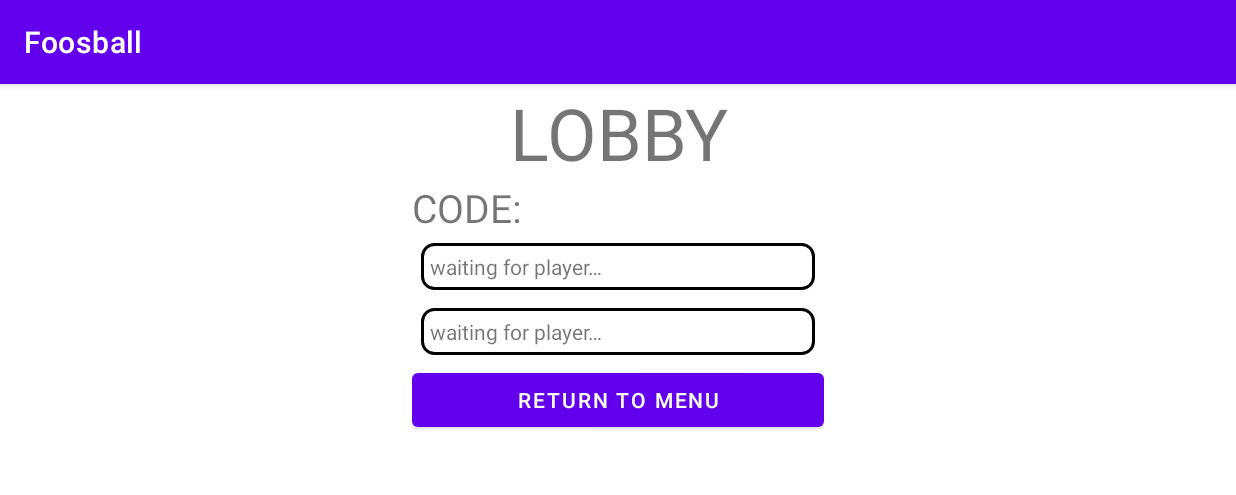
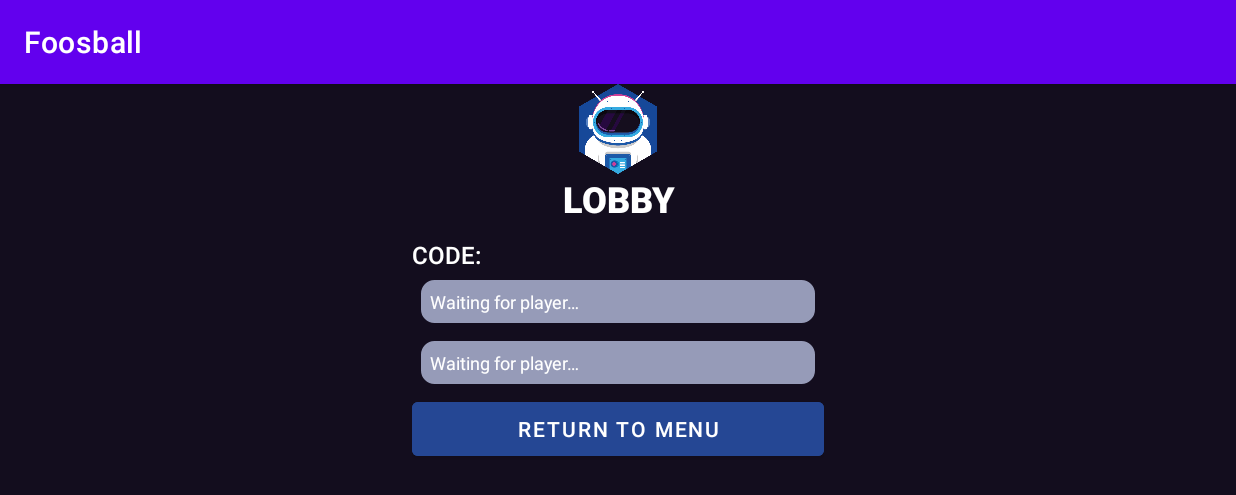
Before and after one commit to koonwen/Foosball, an Android app: the LobbyActivity screen opened directly, with no data from a screen before it, on a phone screen of 824 x 412 dp (held sideways). Shown: the top 495 px of the screen. Run offline under Robolectric (Android 15) with nearby library versions, the phone set to English and light mode, and no system bars; our stand-ins replace Firebase (no records; nobody signed in at launch, a user with empty details on screens opened directly); 2 statements that could not run were skipped.

Commit message:
Edit lobby styling and design

```diff
--- a/app/src/main/res/layout/activity_lobby.xml
+++ b/app/src/main/res/layout/activity_lobby.xml
@@ -1,8 +1,10 @@
 <?xml version="1.0" encoding="utf-8"?>
 <androidx.constraintlayout.widget.ConstraintLayout xmlns:android="http://schemas.android.com/apk/res/android"
+    xmlns:app="http://schemas.android.com/apk/res-auto"
     xmlns:tools="http://schemas.android.com/tools"
     android:layout_width="match_parent"
     android:layout_height="match_parent"
+    android:background="#130d1e"
     tools:context=".LobbyActivity">
 
     <LinearLayout
@@ -21,33 +23,49 @@
             android:layout_weight="1"
             android:orientation="vertical">
 
+            <ImageView
+                android:layout_width="match_parent"
+                android:layout_height="wrap_content"
+                android:adjustViewBounds="true"
+                android:maxWidth="60dp"
+                android:maxHeight="60dp"
+                android:scaleType="fitCenter"
+                android:src="@drawable/lobbymain" />
+
             <TextView
                 android:id="@+id/textView"
                 android:layout_width="match_parent"
                 android:layout_height="wrap_content"
+                android:fontFamily="sans-serif-black"
                 android:text="LOBBY"
                 android:textAlignment="center"
-                android:textSize="48sp" />
+                android:textColor="#FFFFFF"
+                android:textSize="24sp" />
 
             <LinearLayout
                 android:layout_width="wrap_content"
                 android:layout_height="wrap_content"
+                android:layout_marginTop="10dp"
                 android:orientation="horizontal">
 
                 <TextView
                     android:id="@+id/codeText"
                     android:layout_width="match_parent"
                     android:layout_height="wrap_content"
+                    android:fontFamily="sans-serif-medium"
                     android:text="CODE: "
-                    android:textSize="26dp" />
+                    android:textColor="#FFFFFF"
+                    android:textSize="16sp" />
 
                 <TextView
                     android:id="@+id/codeID"
                     android:layout_width="wrap_content"
                     android:layout_height="wrap_content"
                     android:layout_weight="1"
+                    android:fontFamily="sans-serif-medium"
                     android:text="TO_ADD"
-                    android:textSize="26dp" />
+                    android:textColor="#FFFFFF"
+                    android:textSize="16sp" />
 
             </LinearLayout>
 
@@ -57,8 +75,12 @@
                 android:layout_height="wrap_content"
                 android:layout_margin="6dp"
                 android:background="@drawable/border"
+                android:backgroundTint="#969BB8"
                 android:padding="6dp"
-                android:text="@string/placeholder_player_name" />
+                android:text="@string/placeholder_player_name"
+                android:textColor="#FFFFFF"
+                android:textSize="12sp"
+                app:drawableTint="#FFFFFF" />
 
             <TextView
                 android:id="@+id/player2Text"
@@ -66,20 +88,26 @@
                 android:layout_height="wrap_content"
                 android:layout_margin="6dp"
                 android:background="@drawable/border"
+                android:backgroundTint="#969BB8"
                 android:padding="6dp"
-                android:text="@string/placeholder_player_name" />
+                android:text="@string/placeholder_player_name"
+                android:textColor="#FFFFFF"
+                android:textSize="12sp"
+                app:drawableTint="#FFFFFF" />
 
             <Button
                 android:id="@+id/returnMenu"
                 android:layout_width="match_parent"
                 android:layout_height="wrap_content"
+                android:backgroundTint="#254794"
                 android:text="RETURN TO MENU" />
 
             <Button
                 android:id="@+id/startGame"
                 android:layout_width="match_parent"
                 android:layout_height="wrap_content"
-                android:text="Start Game" />
+                android:backgroundTint="#254794"
+                android:text="START GAME" />
 
         </LinearLayout>
 
--- a/app/src/main/res/values/strings.xml
+++ b/app/src/main/res/values/strings.xml
@@ -1,5 +1,5 @@
 <resources>
     <string name="app_name">Foosball</string>
     <string name="game_title">FOOSBALL</string>
-    <string name="placeholder_player_name">waiting for player…</string>
+    <string name="placeholder_player_name">Waiting for player…</string>
 </resources>
```
Also changed, not shown: app/src/main/res/layout/activity_main.xml (+31 -8 lines), app/src/main/res/drawable/lobbymain.png (added), app/src/main/res/drawable/titletext.png (added).
